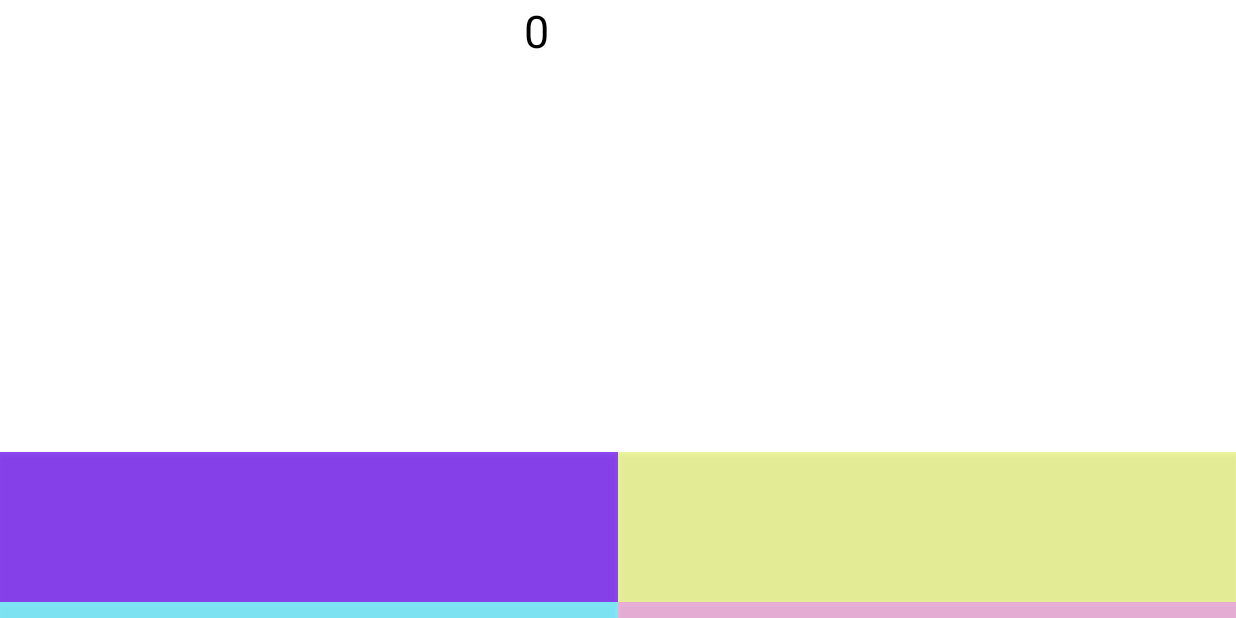
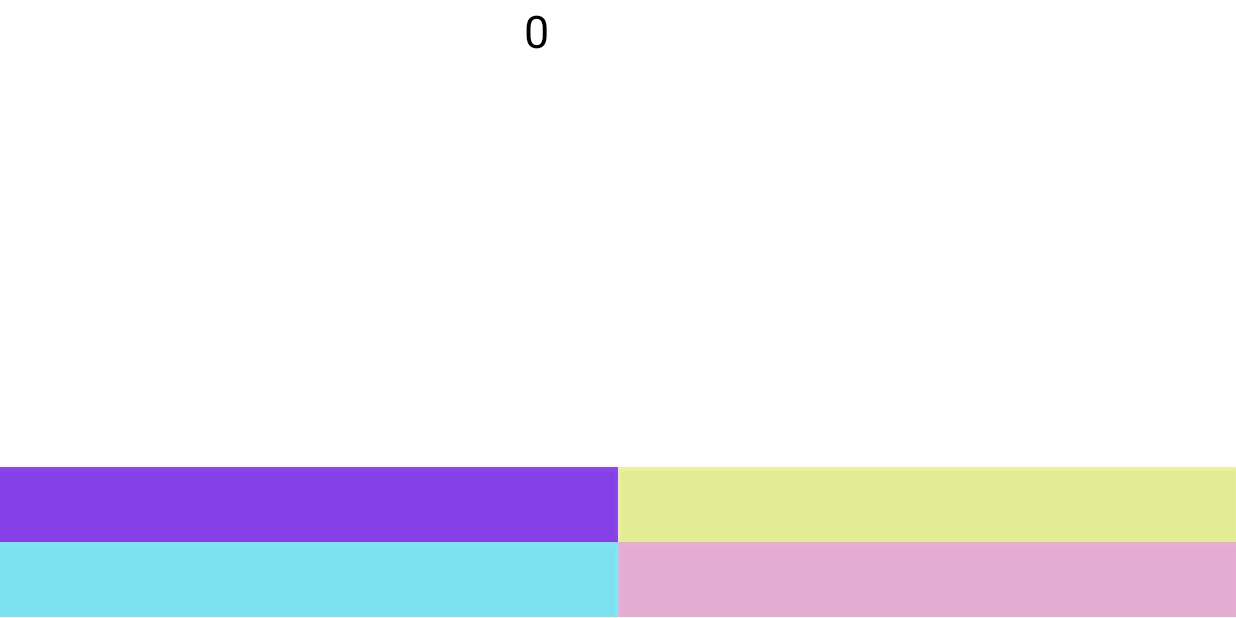
Before and after one commit to adcmyb/PickleHacks, an Android app: the GameplayActivity screen opened directly, with no data from a screen before it, on a phone screen of 824 x 412 dp (held sideways). Run offline under Robolectric (Android 15) with nearby library versions, the phone set to English and light mode, and no system bars; our stand-ins replace Firebase (no records; nobody signed in at launch, a user with empty details on screens opened directly), RxJava; libraries missing offline, so code that uses them is left out: com.devbrackets.android, com.yausername.youtubedl_android, nl.dionsegijn.konfetti; plain views replace KonfettiView, VideoView; 12 statements that could not run were skipped.

```diff
--- a/app/src/main/res/layout/activity_gameplay.xml
+++ b/app/src/main/res/layout/activity_gameplay.xml
@@ -17,7 +17,7 @@
         <com.devbrackets.android.exomedia.ui.widget.VideoView
             android:id="@+id/video_view"
             android:layout_width="match_parent"
-            android:layout_height="301dp"
+            android:layout_height="311dp"
             android:layout_gravity="center_horizontal"
             android:foregroundGravity="center_horizontal"
             android:gravity="center_horizontal">
@@ -42,7 +42,7 @@
 
         <LinearLayout
             android:layout_width="match_parent"
-            android:layout_height="300px"
+            android:layout_height="100dp"
             android:baselineAligned="false"
             android:foregroundGravity="bottom"
             android:gravity="bottom"
```
Also changed, not shown: app/src/main/java/com/example/picklehacksda/MultiplayerActivity.java (+9 -9 lines).
